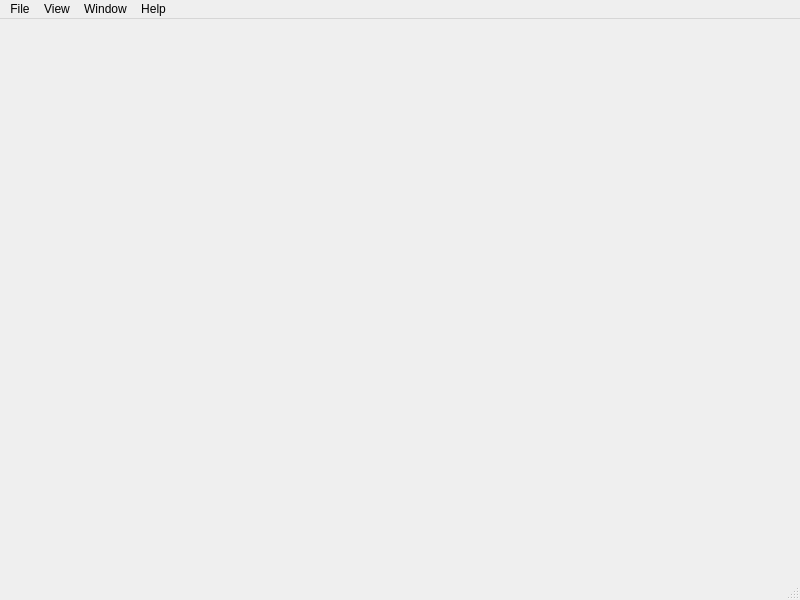
The window that client/mainwindow.ui (pstavirs/ostinato) describes before a commit, drawn with Qt 5.
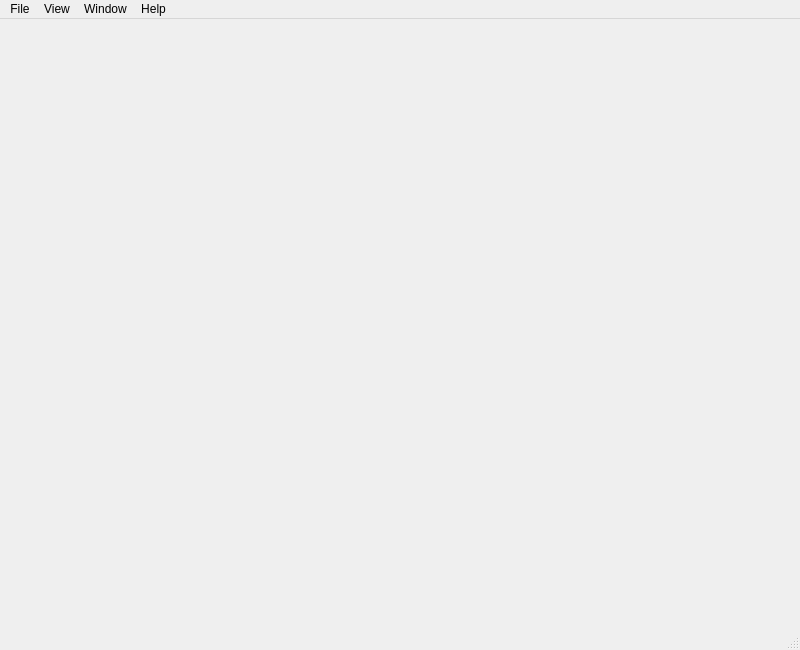
The same window after the commit.

```diff
--- a/client/mainwindow.ui
+++ b/client/mainwindow.ui
@@ -6,7 +6,7 @@
     <x>0</x>
     <y>0</y>
     <width>800</width>
-    <height>600</height>
+    <height>650</height>
    </rect>
   </property>
   <property name="windowTitle" >
```
